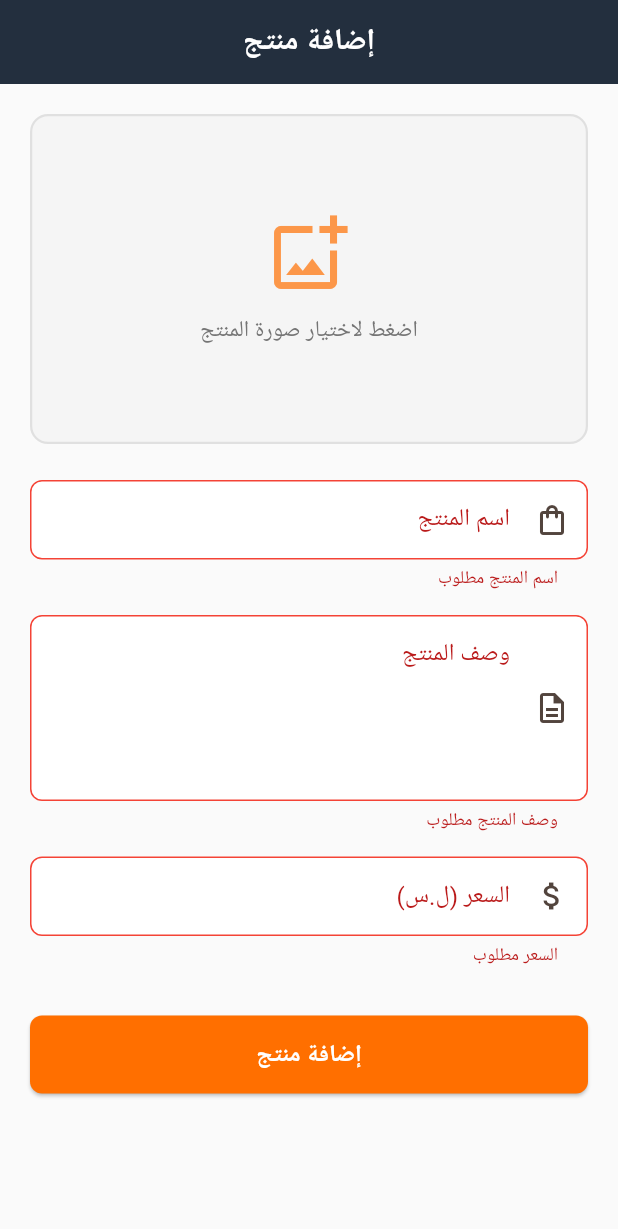
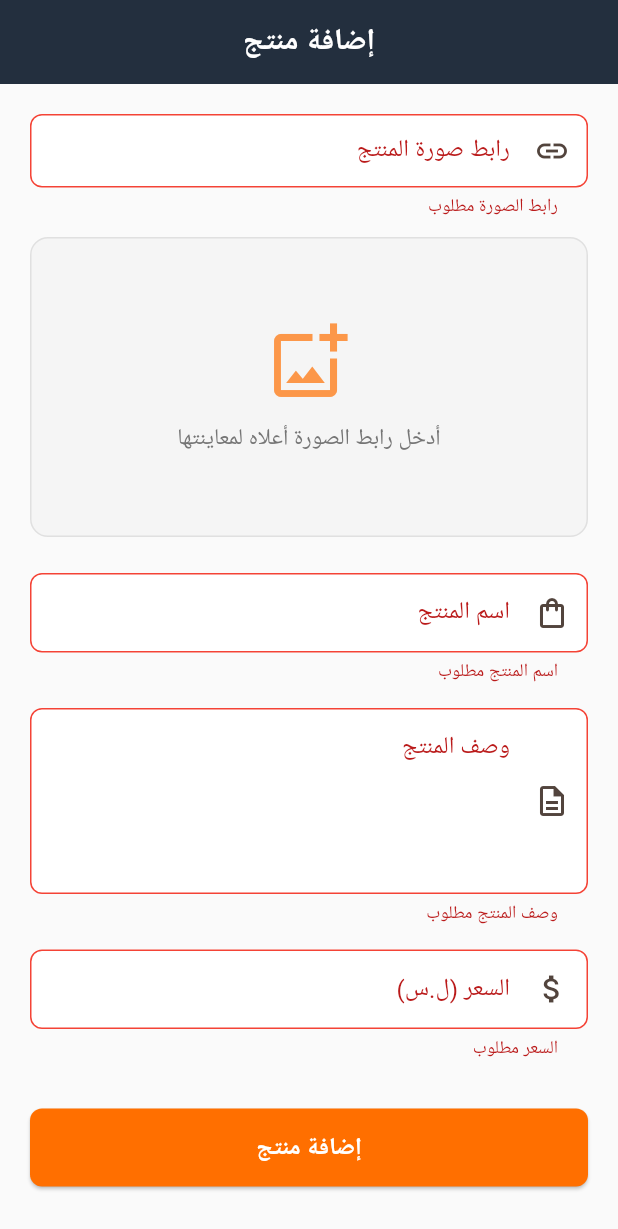
Before and after one commit to Issam-Otoz/amazon_syria, a Flutter app: the AddProductPage screen opened by its route, after a tap on "إضافة منتج", on a phone screen of 412 x 824 dp. Shown: the top 1229 px of the screen. Run offline on Flutter 3.47's test engine with Material 3 defaults, Android fonts, the phone set to English and light mode, and no system bars; our stand-ins replace cached_network_image, cloud_firestore, firebase_auth, firebase_core, get_it, go_router and 2 more; accounts and stored records are empty; generated files the repository leaves out were written again; network calls fail; Roboto replaces fonts that are missing (Tajawal).

Commit message:
refactor: remove Firebase Storage, use image URLs instead
- Storage is a paid feature, replaced with URL input for product images
- Supplier pastes an image URL instead of uploading a file
- Image preview shown in add product form
- Removed firebase_storage and image_picker dependencies
- Removed storage.rules

Co-authored-by: Cursor <cursoragent@cursor.com>

```diff
--- a/lib/features/products/data/repositories/product_repository_impl.dart
+++ b/lib/features/products/data/repositories/product_repository_impl.dart
@@ -1,7 +1,4 @@
-import 'dart:typed_data';
-
 import 'package:cloud_firestore/cloud_firestore.dart';
-import 'package:firebase_storage/firebase_storage.dart';
 
 import 'package:amazon_syria/features/products/domain/entities/product_entity.dart';
 import 'package:amazon_syria/features/products/domain/repositories/product_repository.dart';
@@ -9,7 +6,6 @@ import 'package:amazon_syria/features/products/data/models/product_model.dart';
 
 class ProductRepositoryImpl implements ProductRepository {
   final FirebaseFirestore _firestore = FirebaseFirestore.instance;
-  final FirebaseStorage _storage = FirebaseStorage.instance;
 
   CollectionReference<Map<String, dynamic>> get _collection =>
       _firestore.collection('products');
@@ -64,15 +60,6 @@ class ProductRepositoryImpl implements ProductRepository {
 
   @override
   Future<void> deleteProduct(String productId) async {
-    final doc = await _collection.doc(productId).get();
-    if (doc.exists) {
-      final imageUrl = doc.data()?['imageUrl'] as String?;
-      if (imageUrl != null && imageUrl.isNotEmpty) {
-        try {
-          await _storage.refFromURL(imageUrl).delete();
-        } catch (_) {}
-      }
-    }
     await _collection.doc(productId).delete();
   }
 
@@ -87,12 +74,4 @@ class ProductRepositoryImpl implements ProductRepository {
         .map((doc) => ProductModel.fromMap(doc.data(), doc.id))
         .toList();
   }
-
-  @override
-  Future<String> uploadImage(Uint8List imageData, String fileName) async {
-    final ref = _storage.ref().child('product_images/$fileName');
-    final metadata = SettableMetadata(contentType: 'image/jpeg');
-    await ref.putData(imageData, metadata);
-    return await ref.getDownloadURL();
-  }
 }
--- a/lib/features/products/domain/repositories/product_repository.dart
+++ b/lib/features/products/domain/repositories/product_repository.dart
@@ -1,5 +1,3 @@
-import 'dart:typed_data';
-
 import 'package:amazon_syria/features/products/domain/entities/product_entity.dart';
 
 abstract class ProductRepository {
@@ -18,6 +16,4 @@ abstract class ProductRepository {
   Future<void> deleteProduct(String productId);
 
   Future<List<ProductEntity>> getSupplierProducts(String supplierId);
-
-  Future<String> uploadImage(Uint8List imageData, String fileName);
 }
--- a/lib/features/products/presentation/pages/add_product_page.dart
+++ b/lib/features/products/presentation/pages/add_product_page.dart
@@ -1,10 +1,8 @@
-import 'dart:typed_data';
-
 import 'package:flutter/material.dart';
 import 'package:provider/provider.dart';
 import 'package:go_router/go_router.dart';
-import 'package:image_picker/image_picker.dart';
 import 'package:uuid/uuid.dart';
+import 'package:cached_network_image/cached_network_image.dart';
 
 import 'package:amazon_syria/core/theme/app_theme.dart';
 import 'package:amazon_syria/features/auth/presentation/providers/auth_provider.dart';
@@ -23,51 +21,29 @@ class _AddProductPageState extends State<AddProductPage> {
   final _titleController = TextEditingController();
   final _descriptionController = TextEditingController();
   final _priceController = TextEditingController();
+  final _imageUrlController = TextEditingController();
 
-  Uint8List? _imageBytes;
-  String? _imageName;
   bool _isSubmitting = false;
+  bool _isValidImageUrl = false;
 
   @override
   void dispose() {
     _titleController.dispose();
     _descriptionController.dispose();
     _priceController.dispose();
+    _imageUrlController.dispose();
     super.dispose();
   }
 
-  Future<void> _pickImage() async {
-    final picker = ImagePicker();
-    final picked = await picker.pickImage(
-      source: ImageSource.gallery,
-      maxWidth: 1200,
-      maxHeight: 1200,
-      imageQuality: 85,
-    );
-
-    if (picked != null) {
-      final bytes = await picked.readAsBytes();
-      setState(() {
-        _imageBytes = bytes;
-        _imageName = picked.name;
-      });
+  void _onImageUrlChanged(String url) {
+    final isValid = url.startsWith('http://') || url.startsWith('https://');
+    if (isValid != _isValidImageUrl) {
+      setState(() => _isValidImageUrl = isValid);
     }
   }
 
   Future<void> _submit() async {
     if (!_formKey.currentState!.validate()) return;
-
-    if (_imageBytes == null) {
-      ScaffoldMessenger.of(context).showSnackBar(
-        const SnackBar(
-          content: Text(
-            'الرجاء اختيار صورة للمنتج',
-            style: TextStyle(fontFamily: 'Tajawal'),
-          ),
-        ),
-      );
-      return;
-    }
 
     setState(() => _isSubmitting = true);
 
@@ -75,17 +51,12 @@ class _AddProductPageState extends State<AddProductPage> {
       final user = context.read<AuthProvider>().currentUser!;
       final productProvider = context.read<ProductProvider>();
 
-      final productId = const Uuid().v4();
-      final fileName = '${productId}_$_imageName';
-      final imageUrl =
-          await productProvider.uploadImage(_imageBytes!, fileName);
-
       final product = ProductEntity(
-        id: productId,
+        id: const Uuid().v4(),
         title: _titleController.text.trim(),
         description: _descriptionController.text.trim(),
         price: _priceController.text.trim(),
-        imageUrl: imageUrl,
+        imageUrl: _imageUrlController.text.trim(),
         supplierId: user.id,
         supplierName: user.name,
         createdAt: DateTime.now(),
@@ -138,7 +109,7 @@ class _AddProductPageState extends State<AddProductPage> {
             child: Column(
               crossAxisAlignment: CrossAxisAlignment.stretch,
               children: [
-                _buildImagePicker(),
+                _buildImageUrlSection(),
                 const SizedBox(height: 24),
                 _buildTextField(
                   controller: _titleController,
@@ -200,47 +171,72 @@ class _AddProductPageState extends State<AddProductPage> {
     );
   }
 
-  Widget _buildImagePicker() {
-    return GestureDetector(
-      onTap: _pickImage,
-      child: Container(
-        height: 220,
+  Widget _buildImageUrlSection() {
+    return Column(
+      crossAxisAlignment: CrossAxisAlignment.stretch,
+      children: [
+        TextFormField(
+          controller: _imageUrlController,
+          textDirection: TextDirection.ltr,
+          onChanged: _onImageUrlChanged,
+          style: const TextStyle(fontFamily: 'Tajawal', fontSize: 14),
+          validator: (v) {
+            if (v == null || v.trim().isEmpty) return 'رابط الصورة مطلوب';
+            if (!v.startsWith('http://') && !v.startsWith('https://')) {
+              return 'الرجاء إدخال رابط صحيح يبدأ بـ http';
+            }
+            return null;
+          },
+          decoration: const InputDecoration(
+            labelText: 'رابط صورة المنتج',
+            hintText: 'https://example.com/image.jpg',
+            hintTextDirection: TextDirection.ltr,
+            prefixIcon: Icon(Icons.link),
+          ),
+        ),
+        const SizedBox(height: 12),
+        if (_isValidImageUrl)
+          Container(
+            height: 200,
             decoration: BoxDecoration(
               color: Colors.grey.shade100,
               borderRadius: BorderRadius.circular(12),
-          border: Border.all(
-            color: Colors.grey.shade300,
-            width: 1.5,
-            style: BorderStyle.solid,
-          ),
+              border: Border.all(color: Colors.grey.shade300),
             ),
             clipBehavior: Clip.antiAlias,
-        child: _imageBytes != null
-            ? Stack(
-                fit: StackFit.expand,
+            child: CachedNetworkImage(
+              imageUrl: _imageUrlController.text.trim(),
+              fit: BoxFit.cover,
+              width: double.infinity,
+              placeholder: (_, _) => const Center(
+                child: CircularProgressIndicator(strokeWidth: 2),
+              ),
+              errorWidget: (_, _, _) => Column(
+                mainAxisAlignment: MainAxisAlignment.center,
                 children: [
-                  Image.memory(_imageBytes!, fit: BoxFit.cover),
-                  Positioned(
-                    bottom: 0,
-                    left: 0,
-                    right: 0,
-                    child: Container(
-                      padding: const EdgeInsets.symmetric(vertical: 8),
-                      color: Colors.black54,
-                      child: const Text(
-                        'اضغط لتغيير الصورة',
-                        textAlign: TextAlign.center,
+                  Icon(Icons.broken_image_outlined,
+                      size: 48, color: Colors.grey.shade400),
+                  const SizedBox(height: 8),
+                  Text(
+                    'لا يمكن تحميل الصورة',
                     style: TextStyle(
                       fontFamily: 'Tajawal',
-                          color: Colors.white,
-                          fontSize: 13,
-                        ),
-                      ),
+                      color: Colors.grey.shade600,
                     ),
                   ),
                 ],
+              ),
+            ),
           )
-            : Column(
+        else
+          Container(
+            height: 200,
+            decoration: BoxDecoration(
+              color: Colors.grey.shade100,
+              borderRadius: BorderRadius.circular(12),
+              border: Border.all(color: Colors.grey.shade300),
+            ),
+            child: Column(
               mainAxisAlignment: MainAxisAlignment.center,
               children: [
                 Icon(
@@ -250,7 +246,7 @@ class _AddProductPageState extends State<AddProductPage> {
                 ),
                 const SizedBox(height: 12),
                 Text(
-                    'اضغط لاختيار صورة المنتج',
+                  'أدخل رابط الصورة أعلاه لمعاينتها',
                   style: TextStyle(
                     fontFamily: 'Tajawal',
                     fontSize: 15,
@@ -260,6 +256,7 @@ class _AddProductPageState extends State<AddProductPage> {
               ],
             ),
           ),
+      ],
     );
   }
 
--- a/lib/features/products/presentation/providers/product_provider.dart
+++ b/lib/features/products/presentation/providers/product_provider.dart
@@ -132,10 +132,6 @@ class ProductProvider extends ChangeNotifier {
     }
   }
 
-  Future<String> uploadImage(Uint8List imageData, String fileName) async {
-    return await _repository.uploadImage(imageData, fileName);
-  }
-
   Future<void> refreshProducts() async {
     _searchQuery = '';
     await loadProducts();
--- a/pubspec.yaml
+++ b/pubspec.yaml
@@ -16,7 +16,6 @@ dependencies:
   firebase_core: ^3.12.1
   firebase_auth: ^5.5.1
   cloud_firestore: ^5.6.5
-  firebase_storage: ^12.4.4
 
   # Routing
   go_router: ^14.8.1
@@ -32,7 +31,6 @@ dependencies:
 
   # Utils
   cached_network_image: ^3.4.1
-  image_picker: ^1.1.2
   intl: ^0.19.0
   uuid: ^4.5.1
   timeago: ^3.7.0
```
Also changed, not shown: firebase.json, 1 other file. Lines whose indentation alone changed are shown as unchanged.
